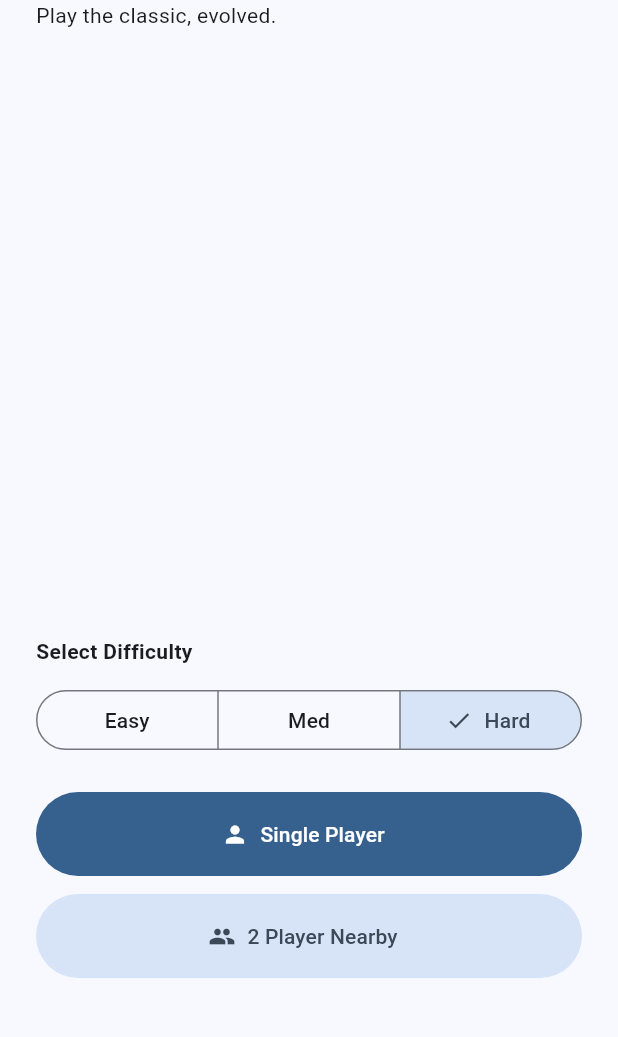
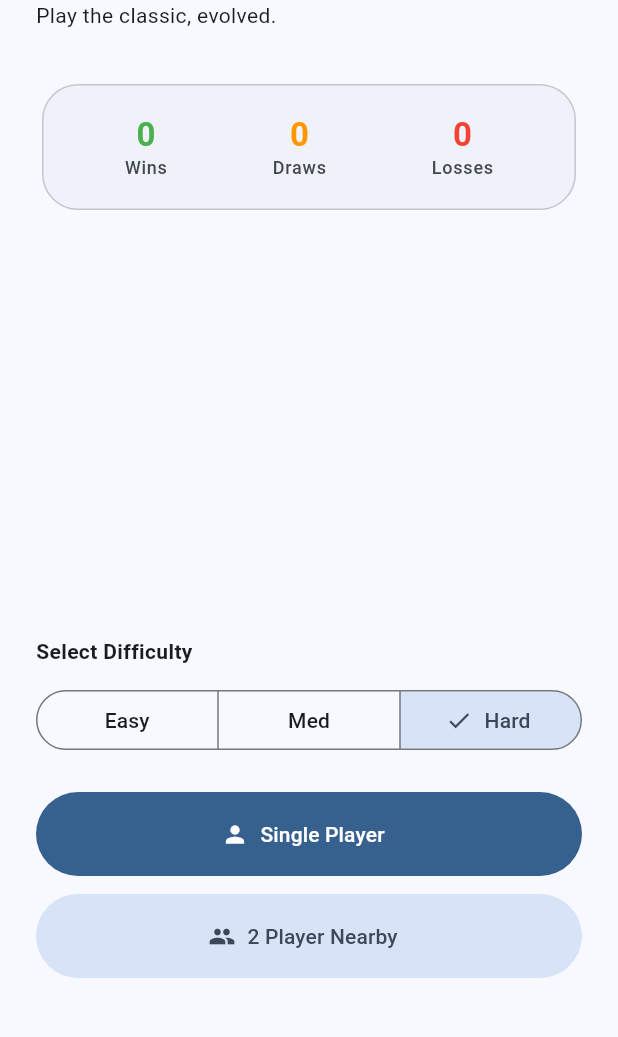
Before and after one commit to harshit2k4/tictacgo, a Flutter app: the screen it shows after launch, on a phone screen of 412 x 824 dp, the part 168-1205 px from its top. Run offline on Flutter 3.47's test engine with Material 3 defaults, Android fonts, the phone set to English and light mode, and no system bars; our stand-ins replace flutter_riverpod, hive_ce, hive_ce_flutter, riverpod_annotation; accounts and stored records are empty; generated files the repository leaves out were written again.

Commit message:
feat(game): add persistent scoreboard

```diff
--- a/lib/features/game/application/game_notifier.dart
+++ b/lib/features/game/application/game_notifier.dart
@@ -23,6 +23,11 @@ class GameNotifier extends _$GameNotifier {
     final initialDifficulty = ref.watch(selectedDifficultyProvider);
     return GameBoard.empty(difficulty: initialDifficulty);
   }
+
+  final gameStatsProvider = Provider<GameStats>((ref) {
+    final box = Hive.box<GameStats>('stats_box');
+    return box.get('global_stats') ?? GameStats();
+  });
 
   void makeMove(int index) {
     // Block if AI is thinking
--- a/lib/features/game/presentation/screens/home_screen.dart
+++ b/lib/features/game/presentation/screens/home_screen.dart
@@ -1,7 +1,10 @@
 import 'package:flutter/material.dart';
 import 'package:flutter_riverpod/flutter_riverpod.dart';
+import 'package:hive_ce/hive.dart';
+import 'package:hive_ce_flutter/hive_ce_flutter.dart';
 import 'package:tictacgo/features/game/application/game_notifier.dart';
 import 'package:tictacgo/features/game/domain/difficulty.dart';
+import 'package:tictacgo/features/game/domain/game_stats.dart';
 import 'package:tictacgo/features/game/presentation/screens/game_screen.dart';
 
 class HomeScreen extends ConsumerWidget {
@@ -27,6 +30,54 @@ class HomeScreen extends ConsumerWidget {
                 ),
               ),
               const Text('Play the classic, evolved.'),
+              const SizedBox(height: 32),
+
+              // --- NEW STATS CARD ---
+              ValueListenableBuilder(
+                valueListenable: Hive.box<GameStats>('stats_box').listenable(),
+                builder: (context, box, _) {
+                  final stats = box.get('global_stats') ?? GameStats();
+                  return Card(
+                    elevation: 0,
+                    color: Theme.of(
+                      context,
+                    ).colorScheme.surfaceVariant.withOpacity(0.3),
+                    shape: RoundedRectangleBorder(
+                      borderRadius: BorderRadius.circular(24),
+                      side: BorderSide(
+                        color: Theme.of(context).colorScheme.outlineVariant,
+                      ),
+                    ),
+                    child: Padding(
+                      padding: const EdgeInsets.all(20.0),
+                      child: Row(
+                        mainAxisAlignment: MainAxisAlignment.spaceAround,
+                        children: [
+                          _buildHomeStat(
+                            context,
+                            "Wins",
+                            stats.wins.toString(),
+                            Colors.green,
+                          ),
+                          _buildHomeStat(
+                            context,
+                            "Draws",
+                            stats.draws.toString(),
+                            Colors.orange,
+                          ),
+                          _buildHomeStat(
+                            context,
+                            "Losses",
+                            stats.losses.toString(),
+                            Colors.red,
+                          ),
+                        ],
+                      ),
+                    ),
+                  );
+                },
+              ),
+              // ----------------------
               const Spacer(),
 
               const Text(
@@ -88,4 +139,29 @@ class HomeScreen extends ConsumerWidget {
       ),
     );
   }
+
+  Widget _buildHomeStat(
+    BuildContext context,
+    String label,
+    String value,
+    Color color,
+  ) {
+    return Column(
+      children: [
+        Text(
+          value,
+          style: Theme.of(context).textTheme.titleLarge?.copyWith(
+            fontWeight: FontWeight.bold,
+            color: color,
+          ),
+        ),
+        Text(
+          label,
+          style: Theme.of(context).textTheme.labelMedium?.copyWith(
+            color: Theme.of(context).colorScheme.onSurfaceVariant,
+          ),
+        ),
+      ],
+    );
+  }
 }
```
